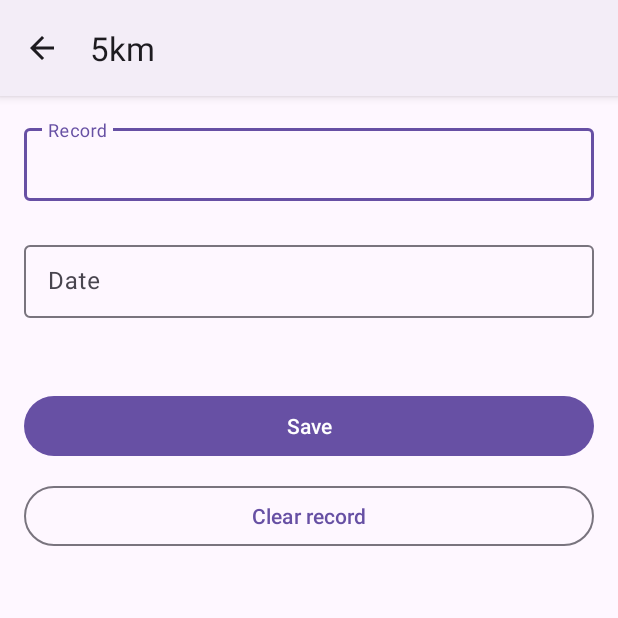
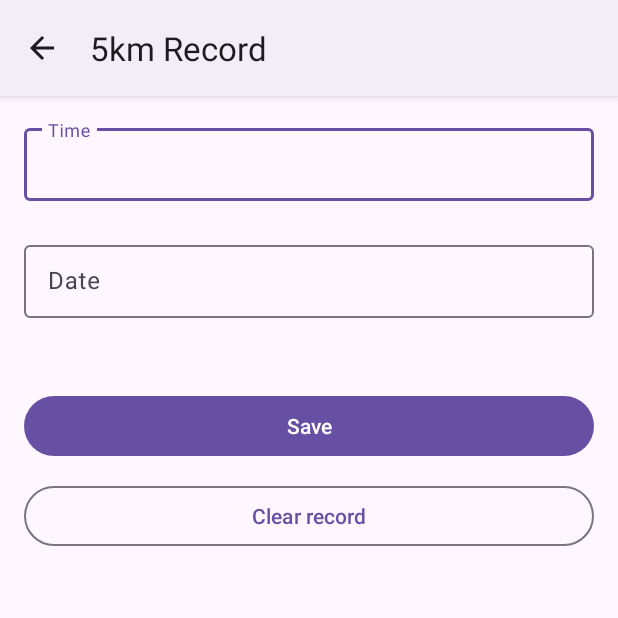
Before and after one commit to RicDev116/record_keeper, an Android app: the fragment CyclingFragment placed in its activity, after a tap on "5km", on a phone screen of 412 x 824 dp, the top half of it. Run offline under Robolectric (Android 15) with nearby library versions, the light colour scheme and no system bars.

Commit message:
the fragments files are homogenized and reuse a new EditRecordActiviyty for both of the cycling and running activiyes

```diff
--- a/app/src/main/AndroidManifest.xml
+++ b/app/src/main/AndroidManifest.xml
@@ -13,14 +13,6 @@
         android:theme="@style/Theme.RecordKeeper"
         tools:targetApi="31">
         <activity
-            android:name=".cycling.EditCyclingRecordActivity"
-            android:exported="false"
-            android:parentActivityName=".MainActivity"/>
-        <activity
-            android:name=".running.EditRunningRecordActivity"
-            android:exported="false"
-            android:parentActivityName=".MainActivity" />
-        <activity
             android:name=".MainActivity"
             android:exported="true">
             <intent-filter>
@@ -29,6 +21,10 @@
                 <category android:name="android.intent.category.LAUNCHER" />
             </intent-filter>
         </activity>
+        <activity
+            android:name=".edit_record.EditRecordActivity"
+            android:exported="false"
+            android:parentActivityName=".MainActivity" />
     </application>
 
 </manifest>
--- a/app/src/main/java/com/example/recordkeeper/cycling/CyclingFragment.kt
+++ b/app/src/main/java/com/example/recordkeeper/cycling/CyclingFragment.kt
@@ -1,5 +1,6 @@
 package com.example.recordkeeper.cycling
 
+import android.content.Context
 import android.content.Intent
 import android.os.Bundle
 import android.view.LayoutInflater
@@ -7,6 +8,8 @@ import android.view.View
 import android.view.ViewGroup
 import androidx.fragment.app.Fragment
 import com.example.recordkeeper.databinding.FragmentCyclingBinding
+import com.example.recordkeeper.edit_record.EditRecordActivity
+import com.example.recordkeeper.edit_record.EditRecordScreenData
 
 class CyclingFragment: Fragment() {
 
@@ -25,15 +28,34 @@ class CyclingFragment: Fragment() {
         setOnClickListeners()
     }
 
-    private fun setOnClickListeners() {
-        binding.containerLongestRide.setOnClickListener{launchingEditCyclingRecordActivity("Longest Ride")}
-        binding.containerBiggestClimb.setOnClickListener{launchingEditCyclingRecordActivity("Biggest Climb")}
-        binding.containerBestSpeed.setOnClickListener{ launchingEditCyclingRecordActivity("Best Speed")}
+    override fun onResume() {
+        super.onResume()
+        displayRecords()
     }
 
-    private fun launchingEditCyclingRecordActivity(travelType: String) {
-        val intent = Intent(context, EditCyclingRecordActivity::class.java)
-        intent.putExtra("travelType", travelType)
+    private fun displayRecords() {
+        val cyclingPreferences = requireContext().getSharedPreferences("cycling_records", Context.MODE_PRIVATE)
+        binding.textViewLongestRideValue.text = cyclingPreferences.getString("Longest Ride record", null)
+        binding.textViewLongestRideDate.text = cyclingPreferences.getString("Longest Ride date", null)
+        binding.textViewBiggestClimbValue.text = cyclingPreferences.getString("Biggest Climb record", null)
+        binding.textViewBiggestClimbDate.text = cyclingPreferences.getString("Biggest Climb date", null)
+        binding.textViewBestSpeedValue.text = cyclingPreferences.getString("Best Speed record", null)
+        binding.textViewBestSpeedDate.text = cyclingPreferences.getString("Best Speed date", null)
+    }
+
+    private fun setOnClickListeners() {
+        binding.containerLongestRide.setOnClickListener{launchingEditCyclingRecordActivity("Longest Ride","Distance")}
+        binding.containerBiggestClimb.setOnClickListener{launchingEditCyclingRecordActivity("Biggest Climb","Height")}
+        binding.containerBestSpeed.setOnClickListener{ launchingEditCyclingRecordActivity("Best Speed","Average Speed")}
+    }
+
+    private fun launchingEditCyclingRecordActivity(record: String, recordFieldHint:String) {
+        val intent = Intent(context, EditRecordActivity::class.java)
+        intent.putExtra("edit_record_screen_Data", EditRecordScreenData(
+            record = record,
+            sharedPreferencesName = "cycling_records",
+            recordFieldHint = recordFieldHint
+        ))
         startActivity(intent)
     }
 }
--- a/app/src/main/java/com/example/recordkeeper/running/EditRunningRecordActivity.kt
+++ b/app/src/main/java/com/example/recordkeeper/edit_record/EditRecordActivity.kt
@@ -1,36 +1,40 @@
-package com.example.recordkeeper.running
+package com.example.recordkeeper.edit_record
 
 import android.content.Context
 import android.content.SharedPreferences
+import android.os.Build
 import android.os.Bundle
 import androidx.activity.enableEdgeToEdge
 import androidx.appcompat.app.AppCompatActivity
 import androidx.core.content.edit
 import androidx.core.view.ViewCompat
 import androidx.core.view.WindowInsetsCompat
-import androidx.preference.PreferenceManager
-import com.example.recordkeeper.R
-import com.example.recordkeeper.databinding.ActivityEditRunningRecordBinding
+import com.example.recordkeeper.databinding.ActivityEditRecordBinding
 
-class EditRunningRecordActivity : AppCompatActivity() {
+class EditRecordActivity : AppCompatActivity() {
 
-    private lateinit var binding: ActivityEditRunningRecordBinding
-    private var distance: String? = null
-    private lateinit var runningRecordsPreferences: SharedPreferences
+    private lateinit var binding: ActivityEditRecordBinding
+    public val screenData: EditRecordScreenData by lazy{
+        if (Build.VERSION.SDK_INT >= Build.VERSION_CODES.TIRAMISU) {
+            intent.getSerializableExtra("edit_record_screen_Data",EditRecordScreenData::class.java) as EditRecordScreenData
+        } else {
+            @Suppress("DEPRECATION")
+            intent.getSerializableExtra("edit_record_screen_Data") as EditRecordScreenData
+        }
+    }
+    private val recordPreferences: SharedPreferences by lazy {
+        getSharedPreferences(screenData.sharedPreferencesName, Context.MODE_PRIVATE)
+    }
 
     override fun onCreate(savedInstanceState: Bundle?) {
 
         super.onCreate(savedInstanceState)
-        binding = ActivityEditRunningRecordBinding.inflate(layoutInflater)
+        binding = ActivityEditRecordBinding.inflate(layoutInflater)
         enableEdgeToEdge()
         setContentView(binding.root)
         applyWindowInsets()
-        initializeLateInits()
         displayRecord()
-        binding.buttonSave.setOnClickListener {
-            saveRecord()
-            finish()
-        }
+        setUpUi()
 
 
         //default shared preferences
@@ -52,33 +56,50 @@ class EditRunningRecordActivity : AppCompatActivity() {
 //        }
     }
 
-    private fun initializeLateInits() {
-        intent.getStringExtra("distance")?.let {
-            title = it
+    private fun setUpUi() {
+
+        title = screenData.record + " Record"
+
+        binding.textInputRecord.hint = screenData.recordFieldHint
+
+        binding.buttonSave.setOnClickListener {
+            saveRecord()
+            finish()
         }
-        distance = intent.getStringExtra("distance")
-        runningRecordsPreferences = getSharedPreferences("running_records", Context.MODE_PRIVATE)
+
+        binding.buttonDelete.setOnClickListener {
+            deleteRecord()
+            finish()
+        }
+    }
+
+    private fun deleteRecord() {
+        recordPreferences.edit {
+            remove("${screenData.record} record")
+            remove("${screenData.record} date")
+        }
+        binding.editTextRecord.text = null
+        binding.editTextDate.text = null
     }
 
     private fun displayRecord() {
         binding.editTextRecord.setText(
-            runningRecordsPreferences.getString("$distance record", null)
+            recordPreferences.getString("${screenData.record} record", null)
         )
         binding.editTextDate.setText(
-            runningRecordsPreferences.getString("$distance date", null)
+            recordPreferences.getString("${screenData.record} date", null)
         )
     }
 
     private fun saveRecord() {
-        val runningRecordsPreferences =   getSharedPreferences("running_records", Context.MODE_PRIVATE)
-        if (distance == null) {
+        if (screenData.record == null) {
             return
         }
         val record = binding.editTextRecord.text.toString()
         val date = binding.editTextDate.text.toString()
-        runningRecordsPreferences.edit {
-            putString("$distance record", record)
-            putString("$distance date", date)
+        recordPreferences.edit {
+            putString("${this@EditRecordActivity.screenData.record} record", record)
+            putString("${this@EditRecordActivity.screenData.record} date", date)
         }
     }
 
--- /dev/null
+++ b/app/src/main/java/com/example/recordkeeper/edit_record/EditRecordScreenData.kt
@@ -0,0 +1,9 @@
+package com.example.recordkeeper.edit_record
+
+import java.io.Serializable
+
+data class EditRecordScreenData (
+    val record: String?,
+    val sharedPreferencesName: String,
+    val recordFieldHint: String,
+):Serializable
--- a/app/src/main/java/com/example/recordkeeper/running/RunningFragment.kt
+++ b/app/src/main/java/com/example/recordkeeper/running/RunningFragment.kt
@@ -8,6 +8,8 @@ import android.view.View
 import android.view.ViewGroup
 import androidx.fragment.app.Fragment
 import com.example.recordkeeper.databinding.FragmentRunningBinding
+import com.example.recordkeeper.edit_record.EditRecordActivity
+import com.example.recordkeeper.edit_record.EditRecordScreenData
 
 class RunningFragment: Fragment() {
 
@@ -49,7 +51,12 @@ class RunningFragment: Fragment() {
 
     private fun launchRunningRecordActivity(distance: String) {
         //in fragments, we cant use this as context, so we use requireContext()
-        val intent = Intent(context, EditRunningRecordActivity::class.java)
+        val intent = Intent(context, EditRecordActivity::class.java)
+        intent.putExtra("edit_record_screen_Data", EditRecordScreenData(
+            record = distance,
+            sharedPreferencesName = "running_records",
+            recordFieldHint = "Time"
+        ))
         intent.putExtra("distance", distance)
         startActivity(intent)
     }
--- a/app/src/main/res/layout/activity_edit_running_record.xml
+++ b/app/src/main/res/layout/activity_edit_record.xml
@@ -1,13 +1,11 @@
 <?xml version="1.0" encoding="utf-8"?>
-<androidx.constraintlayout.widget.ConstraintLayout
-    xmlns:android="http://schemas.android.com/apk/res/android"
+<androidx.constraintlayout.widget.ConstraintLayout xmlns:android="http://schemas.android.com/apk/res/android"
     xmlns:app="http://schemas.android.com/apk/res-auto"
     xmlns:tools="http://schemas.android.com/tools"
     android:id="@+id/main"
     android:layout_width="match_parent"
     android:layout_height="match_parent"
-    android:paddingHorizontal="24dp"
-    tools:context=".running.EditRunningRecordActivity">
+    android:paddingHorizontal="24dp">
 
     <com.google.android.material.textfield.TextInputLayout
         android:id="@+id/text_input_record"
@@ -42,21 +40,21 @@
     </com.google.android.material.textfield.TextInputLayout>
 
     <com.google.android.material.button.MaterialButton
-        app:layout_constraintTop_toBottomOf="@+id/text_input_date"
         android:id="@+id/button_save"
-        android:layout_marginTop="48dp"
         android:layout_width="match_parent"
         android:layout_height="wrap_content"
-        android:text="Save"/>
+        android:layout_marginTop="48dp"
+        android:text="Save"
+        app:layout_constraintTop_toBottomOf="@+id/text_input_date" />
 
     <com.google.android.material.button.MaterialButton
-        app:layout_constraintTop_toBottomOf="@+id/button_save"
         android:id="@+id/button_delete"
-        android:layout_marginTop="12dp"
+        style="@style/Widget.Material3.Button.OutlinedButton"
         android:layout_width="match_parent"
         android:layout_height="wrap_content"
+        android:layout_marginTop="12dp"
         android:text="Clear record"
-        style="@style/Widget.Material3.Button.OutlinedButton"/>
+        app:layout_constraintTop_toBottomOf="@+id/button_save" />
 
 
 </androidx.constraintlayout.widget.ConstraintLayout>
```
Also changed, not shown: app/src/main/java/com/example/recordkeeper/cycling/EditCyclingRecordActivity.kt (deleted, +0 -31 lines), app/src/main/res/layout/activity_edit_cycling_record.xml (deleted, +0 -18 lines).
